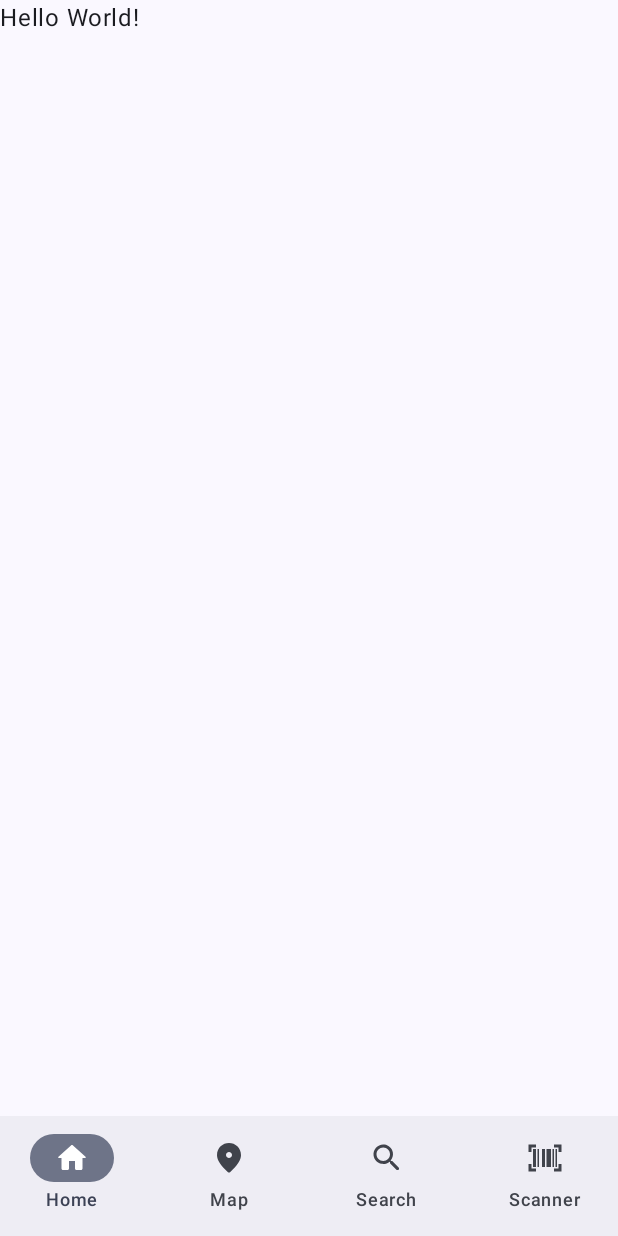
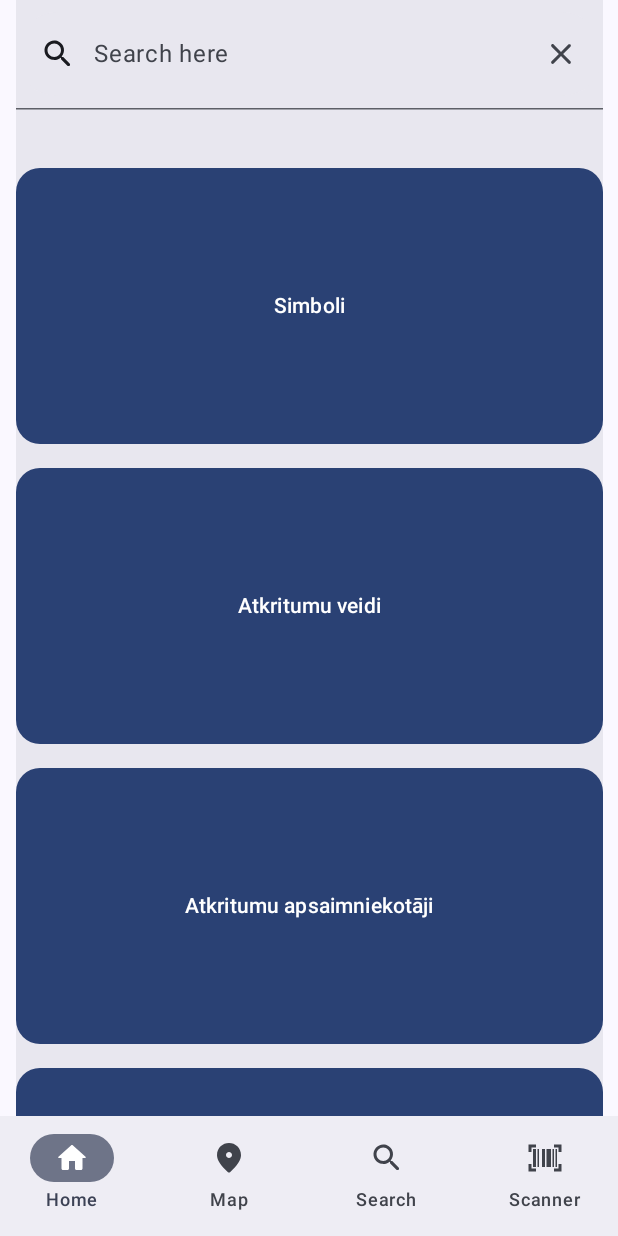
Before and after one commit to rvndsy/mpi2025_group04_wasteless, an Android app built with Jetpack Compose: the screen it shows after launch (MainActivity), on a phone screen of 412 x 824 dp. Run offline under Robolectric (Android 15) with nearby library versions, the phone set to English and light mode, and no system bars; our stand-ins replace navigation suite.

Commit message:
Add info page buttons on HomeScreen

```diff
--- a/app/src/main/java/lv/makeitgreen/wasteless/ui/main/HomeScreen.kt
+++ b/app/src/main/java/lv/makeitgreen/wasteless/ui/main/HomeScreen.kt
@@ -1,37 +1,157 @@
 package lv.makeitgreen.wasteless.ui.main
 
+import androidx.compose.foundation.clickable
+import androidx.compose.foundation.layout.Arrangement
+import androidx.compose.foundation.layout.Box
+import androidx.compose.foundation.layout.Column
+import androidx.compose.foundation.layout.fillMaxHeight
 import androidx.compose.foundation.layout.fillMaxSize
+import androidx.compose.foundation.layout.fillMaxWidth
+import androidx.compose.foundation.layout.height
 import androidx.compose.foundation.layout.padding
+import androidx.compose.foundation.rememberScrollState
+import androidx.compose.foundation.shape.RoundedCornerShape
+import androidx.compose.foundation.verticalScroll
+import androidx.compose.material.icons.Icons
+import androidx.compose.material.icons.rounded.Close
+import androidx.compose.material.icons.rounded.Search
+import androidx.compose.material3.Button
+import androidx.compose.material3.ExperimentalMaterial3Api
+import androidx.compose.material3.Icon
 
 import androidx.compose.material3.Scaffold
+import androidx.compose.material3.ScrollableTabRow
+import androidx.compose.material3.SearchBar
 import androidx.compose.material3.Text
 import androidx.compose.runtime.Composable
 import androidx.compose.runtime.getValue
 import androidx.compose.runtime.mutableStateOf
+import androidx.compose.runtime.remember
 import androidx.compose.runtime.saveable.rememberSaveable
 import androidx.compose.runtime.setValue
+import androidx.compose.ui.Alignment
 import androidx.compose.ui.Modifier
+import androidx.compose.ui.unit.Dp
+import androidx.compose.ui.unit.dp
 import androidx.navigation.NavController
 import lv.makeitgreen.wasteless.navigation.AppDestinations
 import lv.makeitgreen.wasteless.ui.components.NavBar
 
+@OptIn(ExperimentalMaterial3Api::class)
 @Composable
 fun HomeScreen(navController: NavController) {
     var currentDestination by rememberSaveable { mutableStateOf(AppDestinations.HOME) }
 
     NavBar(currentDestination, navController) {
         Scaffold(modifier = Modifier.fillMaxSize()) { innerPadding ->
-            HelloWorld(
-                modifier = Modifier.padding(innerPadding)
+            HomeSearchBar(
+                searchBarModifier = Modifier.fillMaxWidth(0.95F)
             )
+            HomeInfoButtons()
         }
     }
 }
 
+@OptIn(ExperimentalMaterial3Api::class)
 @Composable
-fun HelloWorld(modifier: Modifier = Modifier) {
-    Text(
-        text = "Hello World!",
+fun HomeSearchBar(searchBarModifier: Modifier) {
+    var searchText by remember { mutableStateOf("") }
+    var isSearchActive by remember { mutableStateOf(false) }
+
+    Box(
+        Modifier.fillMaxSize(),
+        contentAlignment = Alignment.TopCenter
+    ) {
+        SearchBar(
+            query = searchText,
+            onQueryChange = {
+                searchText = it
+            },
+            onSearch = {
+                isSearchActive = false
+            },
+            active = isSearchActive,
+            onActiveChange = {
+                isSearchActive = it
+            },
+            placeholder = {
+                Text(
+                    text = "Search here",
+                )
+            },
+            leadingIcon = {
+                Icon(imageVector = Icons.Rounded.Search, contentDescription = "Search Icon")
+            },
+            trailingIcon = {
+                if (isSearchActive) {
+                    Icon(
+                        imageVector = Icons.Rounded.Close,
+                        contentDescription = "Close Icon",
+                        modifier = Modifier.clickable{
+                            if (searchText.isEmpty()) {
+                                isSearchActive = false
+                            } else {
+                                searchText = ""
+                            }
+                        },
+                    )
+                }
+            },
+            modifier = searchBarModifier
+        ) {}
+    }
+}
+
+@Composable
+fun HomeInfoButtons(
+    modifier: Modifier = Modifier
+) {
+    Column(
         modifier = modifier
-    )
+            .fillMaxSize()
+            .padding(top = 96.dp)
+            .verticalScroll(rememberScrollState()),
+        // verticalArrangement = Arrangement.spacedBy(16.dp), //currently done by top padding within InfoButton
+        horizontalAlignment = Alignment.CenterHorizontally
+    ) {
+        val buttonHeight = 200.dp
+        InfoButton(
+            onClick = {},
+            buttonHeight = buttonHeight,
+            text = "Simboli"
+        )
+        InfoButton(
+            onClick = {},
+            buttonHeight = buttonHeight,
+            text = "Atkritumu veidi"
+        )
+        InfoButton(
+            onClick = {},
+            buttonHeight = buttonHeight,
+            text = "Atkritumu apsaimniekotāji"
+        )
+        InfoButton(
+            onClick = {},
+            buttonHeight = buttonHeight,
+            text = "(For scrolling)"
+        )
+    }
 }
+
+@Composable
+fun InfoButton(
+    onClick: () -> Unit,
+    text: String,
+    buttonHeight: Dp,
+) {
+    Button(
+        onClick = onClick,
+        modifier = Modifier
+            .fillMaxWidth(0.95f)
+            .height(buttonHeight)
+            .padding(top = 16.dp),
+        shape = RoundedCornerShape(16.dp)
+    ) {
+        Text(text)
+    }
+}
```
